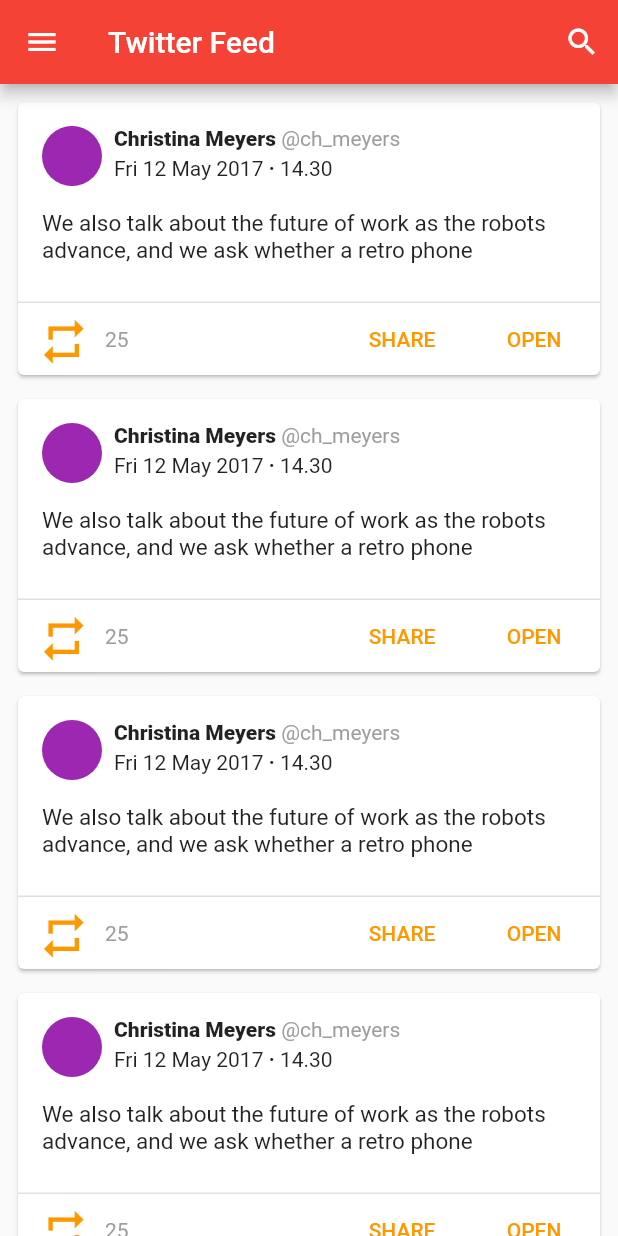
After one commit to saidtechnology/flutter_new_app, a Flutter app: the TwitterFeed screen opened directly, on a phone screen of 412 x 824 dp. The commit adds this screen. Run offline on Flutter 3.47's test engine with Material 2 defaults, Android fonts, the phone set to English and light mode, and no system bars; our stand-ins replace shared_preferences; missing offline and left inert: page_view_indicator; accounts and stored records are empty.

Commit message:
Complete Twitter Screen

```diff
--- /dev/null
+++ b/lib/screens/twitter_feed.dart
@@ -0,0 +1,167 @@
+import 'package:flutter/material.dart';
+import 'package:news_app/shared_ui/navigation_drawer.dart';
+
+class TwitterFeed extends StatefulWidget {
+  @override
+  _TwitterFeedState createState() => _TwitterFeedState();
+}
+
+class _TwitterFeedState extends State<TwitterFeed> {
+  @override
+  Widget build(BuildContext context) {
+    return Scaffold(
+      appBar: AppBar(
+        title: Text('Twitter Feed'),
+        centerTitle: false,
+        actions: <Widget>[
+          IconButton(
+            icon: Icon(Icons.search),
+            onPressed: () {},
+          )
+        ],
+      ),
+      drawer: NavigationDrawer(),
+      body: ListView.builder(
+        itemBuilder: (context, position) {
+          return Padding(
+            padding: const EdgeInsets.only(right: 8, top: 8, left: 8),
+            child: Card(
+              child: Column(
+                children: <Widget>[
+                  _cardHeader(),
+                  _cardBody(),
+                  _cardFooter(),
+                ],
+              ),
+            ),
+          );
+        },
+        itemCount: 20,
+      ),
+    );
+  }
+
+  Widget _cardHeader() {
+    return Padding(
+      padding: const EdgeInsets.only(left: 16, top: 16, right: 16,),
+      child: Row(
+        children: <Widget>[
+          Padding(
+            padding: const EdgeInsets.only(right: 8),
+            child: CircleAvatar(
+              backgroundColor: Colors.purple,
+            ),
+          ),
+          Column(
+            crossAxisAlignment: CrossAxisAlignment.start,
+            children: <Widget>[
+              Row(
+                children: <Widget>[
+                  Text(
+                    'Christina Meyers ',
+                    style: TextStyle(
+                      fontWeight: FontWeight.w800,
+                    ),
+                  ),
+                  Text(
+                    '@ch_meyers',
+                    style: TextStyle(color: Colors.grey),
+                  ),
+                ],
+              ),
+              Row(
+                children: <Widget>[
+                  Text('Fri 12 May 2017 '),
+                  Padding(
+                    padding: const EdgeInsets.only(bottom: 8),
+                    child: Text(
+                      '.',
+                      style: TextStyle(
+                        fontWeight: FontWeight.w600,
+                      ),
+                    ),
+                  ),
+                  Text(' 14.30'),
+                ],
+              ),
+            ],
+          ),
+        ],
+      ),
+    );
+  }
+
+  Widget _cardBody() {
+    return Padding(
+      padding: const EdgeInsets.only(left: 16, right: 16),
+      child: Column(
+        children: <Widget>[
+          Padding(
+            padding: const EdgeInsets.only(
+              top: 16,
+              bottom: 25,
+            ),
+            child: Text(
+              'We also talk about the future of work as the robots advance, and we ask whether a retro phone',
+              style: TextStyle(
+                fontWeight: FontWeight.w400,
+                fontSize: 15,
+              ),
+            ),
+          ),
+        ],
+      ),
+    );
+  }
+
+  Widget _cardFooter() {
+    return Column(
+      children: <Widget>[
+        Container(
+          color: Colors.grey.shade300,
+          height: 1,
+        ),
+        Padding(
+          padding: const EdgeInsets.only(left: 5),
+          child: Row(
+            mainAxisAlignment: MainAxisAlignment.spaceBetween,
+            children: <Widget>[
+              Row(
+                children: <Widget>[
+                  IconButton(
+                    icon: Icon(Icons.repeat , size: 35, color: Colors.orange,),
+                    onPressed: () {},
+                  ),
+                  Padding(
+                    padding: const EdgeInsets.only(left: 5),
+                    child: Text(
+                      '25',
+                      style: TextStyle(color: Colors.grey),
+                    ),
+                  ),
+                ],
+              ),
+
+              Row(
+                children: <Widget>[
+                  FlatButton(
+                    onPressed: () {},
+                    child: Text('SHARE' , style: TextStyle(
+                      color: Colors.orange,
+                    ),),
+                  ),
+                  FlatButton(
+                    onPressed: () {},
+                    child: Text('OPEN', style: TextStyle(
+                      color: Colors.orange,
+                    ),),
+                  ),
+                ],
+              ),
+            ],
+          ),
+        ),
+      ],
+    );
+  }
+}
--- a/lib/shared_ui/navigation_drawer.dart
+++ b/lib/shared_ui/navigation_drawer.dart
@@ -2,6 +2,7 @@
 import 'package:news_app/screens/headline_news.dart';
 import 'package:news_app/models/nav_menu.dart';
 import 'package:news_app/screens/home_screen.dart';
+import 'package:news_app/screens/twitter_feed.dart';
 
 class NavigationDrawer extends StatefulWidget {
   @override
@@ -10,18 +11,18 @@
 
 class _NavigationDrawerState extends State<NavigationDrawer> {
   List<NavMenuItem> navigationMenu = [
-    NavMenuItem("Explore", () => HomeScreen() ),
-    NavMenuItem("Headline News", () => HeadLineNews())
-  ];
-
-  List<String> navMenu = [
-    'Explore',
-    'Headline News',
-    'Read Later',
-    'Videos',
-    'Photos',
-    'Settings',
-    'Logout'
+    NavMenuItem(
+      "Explore",
+      () => HomeScreen(),
+    ),
+    NavMenuItem(
+      "Headline News",
+      () => HeadLineNews(),
+    ),
+    NavMenuItem(
+      "Twitter Feed",
+      () => TwitterFeed(),
+    )
   ];
 
   @override
@@ -43,10 +44,15 @@
                   color: Colors.grey.shade400,
                 ),
                 onTap: () {
-                  Navigator.push(context, MaterialPageRoute(builder: (context){
-                    return navigationMenu[position].destination();
-
-                  },),);
+                  Navigator.pop(context);
+                  Navigator.push(
+                    context,
+                    MaterialPageRoute(
+                      builder: (context) {
+                        return navigationMenu[position].destination();
+                      },
+                    ),
+                  );
                 },
               ),
             );
```
Also changed, not shown: 4 other files.
